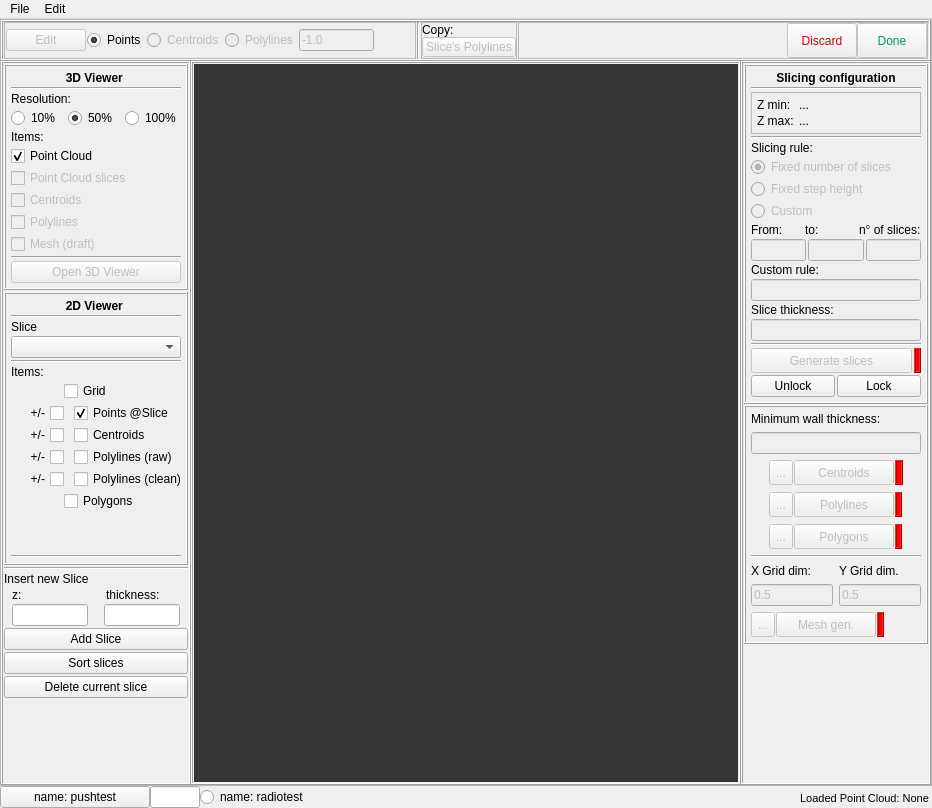
Before: the Qt Designer form gui_main.ui in gcastellazzi/Cloud2FEM, drawn with Qt 5.
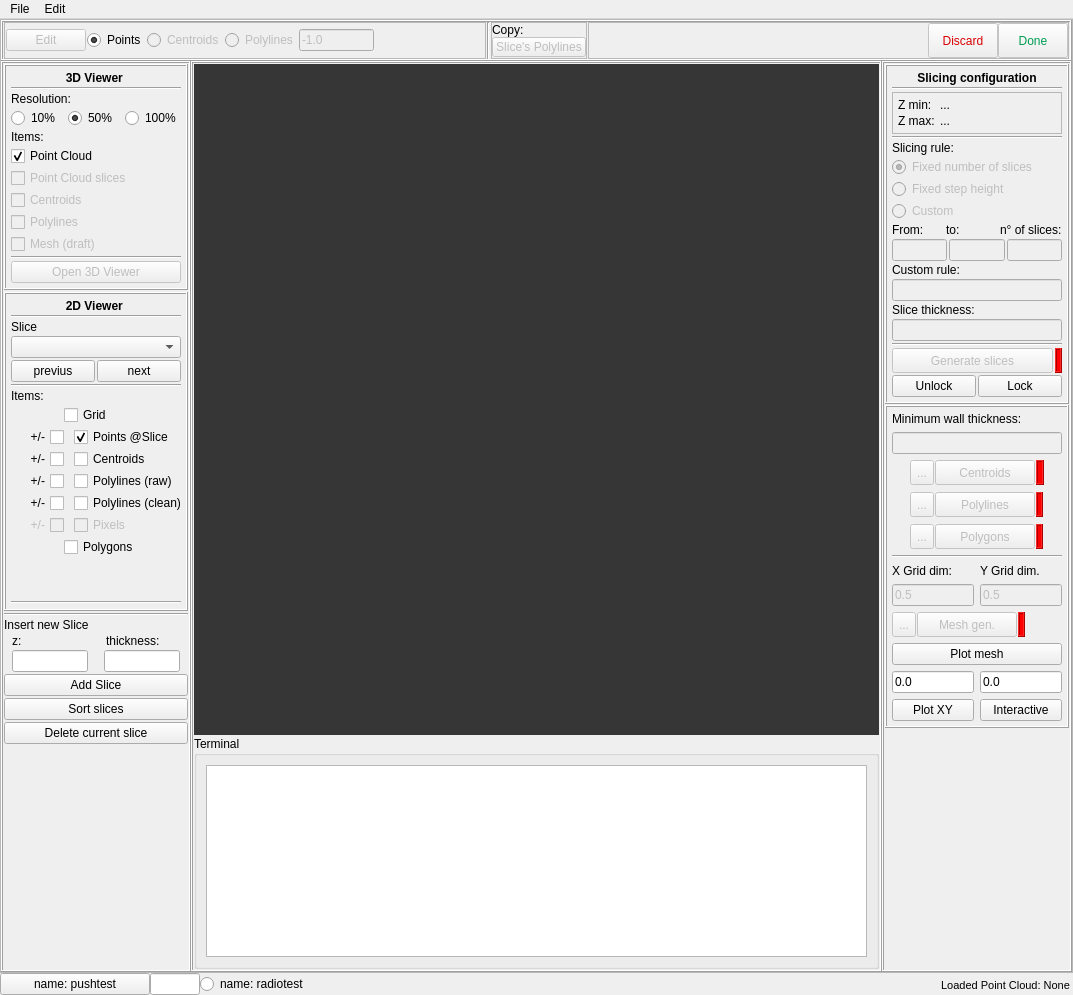
After: the same form once the commit is applied. Custom widgets are drawn as their Qt base class.

The edit to the form file:
```diff
--- a/gui_main.ui
+++ b/gui_main.ui
@@ -6,8 +6,8 @@
    <rect>
     <x>0</x>
     <y>0</y>
-    <width>932</width>
-    <height>808</height>
+    <width>1073</width>
+    <height>995</height>
    </rect>
   </property>
   <property name="windowTitle">
@@ -438,6 +438,24 @@
                  </property>
                 </widget>
                </item>
+               <item>
+                <layout class="QHBoxLayout" name="horizontalLayout_19">
+                 <item>
+                  <widget class="QPushButton" name="btn_slice_down">
+                   <property name="text">
+                    <string>previus</string>
+                   </property>
+                  </widget>
+                 </item>
+                 <item>
+                  <widget class="QPushButton" name="btn_slice_up">
+                   <property name="text">
+                    <string>next</string>
+                   </property>
+                  </widget>
+                 </item>
+                </layout>
+               </item>
                <item>
                 <widget class="Line" name="line_11">
                  <property name="orientation">
@@ -761,6 +779,54 @@
                    </item>
                   </layout>
                  </item>
+                 <item row="5" column="0">
+                  <layout class="QHBoxLayout" name="horizontalLayout_24">
+                   <property name="spacing">
+                    <number>10</number>
+                   </property>
+                   <item>
+                    <widget class="QCheckBox" name="check_2d_pixel_pm">
+                     <property name="enabled">
+                      <bool>false</bool>
+                     </property>
+                     <property name="minimumSize">
+                      <size>
+                       <width>50</width>
+                       <height>0</height>
+                      </size>
+                     </property>
+                     <property name="layoutDirection">
+                      <enum>Qt::RightToLeft</enum>
+                     </property>
+                     <property name="text">
+                      <string>+/-</string>
+                     </property>
+                    </widget>
+                   </item>
+                   <item>
+                    <widget class="QCheckBox" name="check_2d_pixel">
+                     <property name="enabled">
+                      <bool>false</bool>
+                     </property>
+                     <property name="sizePolicy">
+                      <sizepolicy hsizetype="Fixed" vsizetype="Fixed">
+                       <horstretch>0</horstretch>
+                       <verstretch>0</verstretch>
+                      </sizepolicy>
+                     </property>
+                     <property name="minimumSize">
+                      <size>
+                       <width>100</width>
+                       <height>0</height>
+                      </size>
+                     </property>
+                     <property name="text">
+                      <string>Pixels</string>
+                     </property>
+                    </widget>
+                   </item>
+                  </layout>
+                 </item>
                 </layout>
                </item>
                <item>
@@ -921,35 +987,79 @@
            <number>1</number>
           </property>
           <item>
-           <widget class="GraphicsLayoutWidget" name="graphlayout" native="true">
-            <property name="enabled">
-             <bool>true</bool>
+           <layout class="QVBoxLayout" name="verticalLayout_13">
+            <property name="spacing">
+             <number>1</number>
             </property>
-            <property name="minimumSize">
-             <size>
-              <width>470</width>
-              <height>350</height>
-             </size>
-            </property>
-            <property name="maximumSize">
-             <size>
-              <width>16777215</width>
-              <height>16777215</height>
-             </size>
-            </property>
-            <property name="baseSize">
-             <size>
-              <width>0</width>
-              <height>0</height>
-             </size>
-            </property>
-            <property name="cursor">
-             <cursorShape>CrossCursor</cursorShape>
-            </property>
-            <property name="styleSheet">
-             <string notr="true">background-color: rgb(54, 54, 54);</string>
-            </property>
-           </widget>
+            <item>
+             <widget class="GraphicsLayoutWidget" name="graphlayout" native="true">
+              <property name="enabled">
+               <bool>true</bool>
+              </property>
+              <property name="minimumSize">
+               <size>
+                <width>470</width>
+                <height>350</height>
+               </size>
+              </property>
+              <property name="maximumSize">
+               <size>
+                <width>16777215</width>
+                <height>16777215</height>
+               </size>
+              </property>
+              <property name="baseSize">
+               <size>
+                <width>0</width>
+                <height>0</height>
+               </size>
+              </property>
+              <property name="cursor">
+               <cursorShape>CrossCursor</cursorShape>
+              </property>
+              <property name="styleSheet">
+               <string notr="true">background-color: rgb(54, 54, 54);</string>
+              </property>
+             </widget>
+            </item>
+            <item>
+             <widget class="QGroupBox" name="groupBox">
+              <property name="sizePolicy">
+               <sizepolicy hsizetype="Preferred" vsizetype="Fixed">
+                <horstretch>0</horstretch>
+                <verstretch>0</verstretch>
+               </sizepolicy>
+              </property>
+              <property name="minimumSize">
+               <size>
+                <width>0</width>
+                <height>120</height>
+               </size>
+              </property>
+              <property name="title">
+               <string>Terminal</string>
+              </property>
+              <layout class="QGridLayout" name="gridLayout_3">
+               <item row="0" column="0">
+                <widget class="QPlainTextEdit" name="plainText_terminal">
+                 <property name="sizePolicy">
+                  <sizepolicy hsizetype="Preferred" vsizetype="Preferred">
+                   <horstretch>0</horstretch>
+                   <verstretch>0</verstretch>
+                  </sizepolicy>
+                 </property>
+                 <property name="minimumSize">
+                  <size>
+                   <width>470</width>
+                   <height>0</height>
+                  </size>
+                 </property>
+                </widget>
+               </item>
+              </layout>
+             </widget>
+            </item>
+           </layout>
           </item>
          </layout>
         </widget>
@@ -1764,6 +1874,49 @@
                </item>
               </layout>
              </item>
+             <item>
+              <widget class="QPushButton" name="btn_plot_mesh">
+               <property name="text">
+                <string>Plot mesh</string>
+               </property>
+              </widget>
+             </item>
+             <item>
+              <layout class="QHBoxLayout" name="horizontalLayout_25">
+               <item>
+                <widget class="QLineEdit" name="lineEdit_xpixel">
+                 <property name="text">
+                  <string>0.0</string>
+                 </property>
+                </widget>
+               </item>
+               <item>
+                <widget class="QLineEdit" name="lineEdit_ypixel">
+                 <property name="text">
+                  <string>0.0</string>
+                 </property>
+                </widget>
+               </item>
+              </layout>
+             </item>
+             <item>
+              <layout class="QHBoxLayout" name="horizontalLayout_26">
+               <item>
+                <widget class="QPushButton" name="btn_plot_xy_section_manual">
+                 <property name="text">
+                  <string>Plot XY</string>
+                 </property>
+                </widget>
+               </item>
+               <item>
+                <widget class="QPushButton" name="btn_plot_xy_sections">
+                 <property name="text">
+                  <string>Interactive</string>
+                 </property>
+                </widget>
+               </item>
+              </layout>
+             </item>
             </layout>
            </widget>
           </item>
@@ -2090,7 +2243,7 @@
     <rect>
      <x>0</x>
      <y>0</y>
-     <width>932</width>
+     <width>1073</width>
      <height>24</height>
     </rect>
    </property>
```
Left out of the diff: 175 changed lines with no effect on the pictures.
